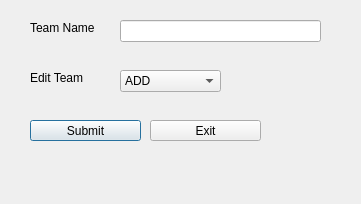
First picture: the form in editteams.ui, repository kamaubrian/InventoryC-Remodeled, before the edit.
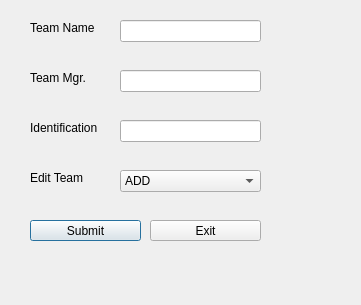
Second picture: the form after the edit.

What changed in the file:
```diff
--- a/editteams.ui
+++ b/editteams.ui
@@ -7,7 +7,7 @@
     <x>0</x>
     <y>0</y>
     <width>361</width>
-    <height>204</height>
+    <height>305</height>
    </rect>
   </property>
   <property name="windowTitle">
@@ -17,7 +17,7 @@
    <property name="geometry">
     <rect>
      <x>30</x>
-     <y>120</y>
+     <y>220</y>
      <width>111</width>
      <height>21</height>
     </rect>
@@ -30,8 +30,8 @@
    <property name="geometry">
     <rect>
      <x>120</x>
-     <y>70</y>
-     <width>101</width>
+     <y>170</y>
+     <width>141</width>
      <height>22</height>
     </rect>
    </property>
@@ -50,7 +50,7 @@
    <property name="geometry">
     <rect>
      <x>30</x>
-     <y>70</y>
+     <y>170</y>
      <width>58</width>
      <height>16</height>
     </rect>
@@ -64,7 +64,7 @@
     <rect>
      <x>120</x>
      <y>20</y>
-     <width>201</width>
+     <width>141</width>
      <height>22</height>
     </rect>
    </property>
@@ -86,7 +86,7 @@
    <property name="geometry">
     <rect>
      <x>150</x>
-     <y>120</y>
+     <y>220</y>
      <width>111</width>
      <height>21</height>
     </rect>
@@ -95,6 +95,52 @@
     <string>Exit</string>
    </property>
   </widget>
+  <widget class="QLabel" name="label_2">
+   <property name="geometry">
+    <rect>
+     <x>30</x>
+     <y>70</y>
+     <width>61</width>
+     <height>16</height>
+    </rect>
+   </property>
+   <property name="text">
+    <string>Team Mgr.</string>
+   </property>
+  </widget>
+  <widget class="QLineEdit" name="teamManager">
+   <property name="geometry">
+    <rect>
+     <x>120</x>
+     <y>70</y>
+     <width>141</width>
+     <height>22</height>
+    </rect>
+   </property>
+  </widget>
+  <widget class="QLabel" name="label_4">
+   <property name="geometry">
+    <rect>
+     <x>30</x>
+     <y>120</y>
+     <width>81</width>
+     <height>16</height>
+    </rect>
+   </property>
+   <property name="text">
+    <string>Identification</string>
+   </property>
+  </widget>
+  <widget class="QLineEdit" name="teamID">
+   <property name="geometry">
+    <rect>
+     <x>120</x>
+     <y>120</y>
+     <width>141</width>
+     <height>22</height>
+    </rect>
+   </property>
+  </widget>
  </widget>
  <resources/>
  <connections/>
```
